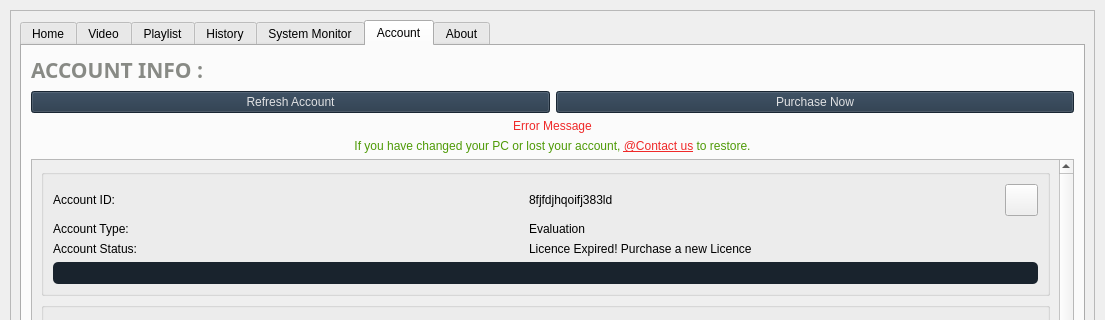
rishabh3354/YOUTUBE-DL-PRO, file src/ui_main_trial.ui: the form before one commit; both pictures show x 0 to 1105 and y 0 to 320 of the 1105 by 599 pixel window.
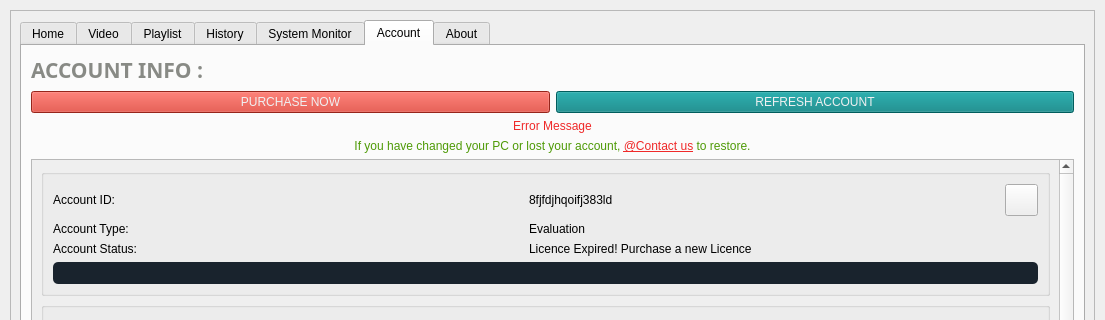
The form after the commit. Icons and pictures are not drawn.

Commit message: purchase button changed

Diff of the .ui file:
```diff
--- a/src/ui_main_trial.ui
+++ b/src/ui_main_trial.ui
@@ -2680,7 +2680,7 @@
               <item>
                <layout class="QHBoxLayout" name="horizontalLayout_3">
                 <item>
-                 <widget class="QPushButton" name="refresh_account_2">
+                 <widget class="QPushButton" name="purchase_licence_2">
                   <property name="enabled">
                    <bool>true</bool>
                   </property>
@@ -2695,18 +2695,29 @@
                   </property>
                   <property name="styleSheet">
                    <string notr="true">QPushButton{
-  background-color: #233547;
-  color: #E0E1E3;
+  background-color:#d23426;
+
+
+
+color:#eff0f1;
+
+
 }
+	
+QPushButton:hover {background-color: #009b22
 
-QPushButton:hover {background-color: #314a62;}</string>
+
+
+
+
+;}</string>
                   </property>
                   <property name="text">
-                   <string>Refresh Account</string>
+                   <string>PURCHASE NOW</string>
                   </property>
                   <property name="icon">
                    <iconset resource="resource.qrc">
-                    <normaloff>:/myresource/resource/icons8-refresh-128.png</normaloff>:/myresource/resource/icons8-refresh-128.png</iconset>
+                    <normaloff>:/myresource/resource/shopping-cart.png</normaloff>:/myresource/resource/shopping-cart.png</iconset>
                   </property>
                   <property name="iconSize">
                    <size>
@@ -2717,7 +2728,7 @@
                  </widget>
                 </item>
                 <item>
-                 <widget class="QPushButton" name="purchase_licence_2">
+                 <widget class="QPushButton" name="refresh_account_2">
                   <property name="enabled">
                    <bool>true</bool>
                   </property>
@@ -2732,18 +2743,30 @@
                   </property>
                   <property name="styleSheet">
                    <string notr="true">QPushButton{
-  background-color: #233547;
-  color: #E0E1E3;
+  background-color: #018282;
+
+
+
+
+color:#eff0f1;
+
+
 }
 
-QPushButton:hover {background-color: #314a62;}</string>
+QPushButton:hover {background-color: #009b22
+
+
+
+
+
+;}</string>
                   </property>
                   <property name="text">
-                   <string>Purchase Now</string>
+                   <string>REFRESH ACCOUNT</string>
                   </property>
                   <property name="icon">
                    <iconset resource="resource.qrc">
-                    <normaloff>:/myresource/resource/icons8-buy-96.png</normaloff>:/myresource/resource/icons8-buy-96.png</iconset>
+                    <normaloff>:/myresource/resource/refresh--v1.png</normaloff>:/myresource/resource/refresh--v1.png</iconset>
                   </property>
                   <property name="iconSize">
                    <size>
```
The commit also changes 3 other files.
